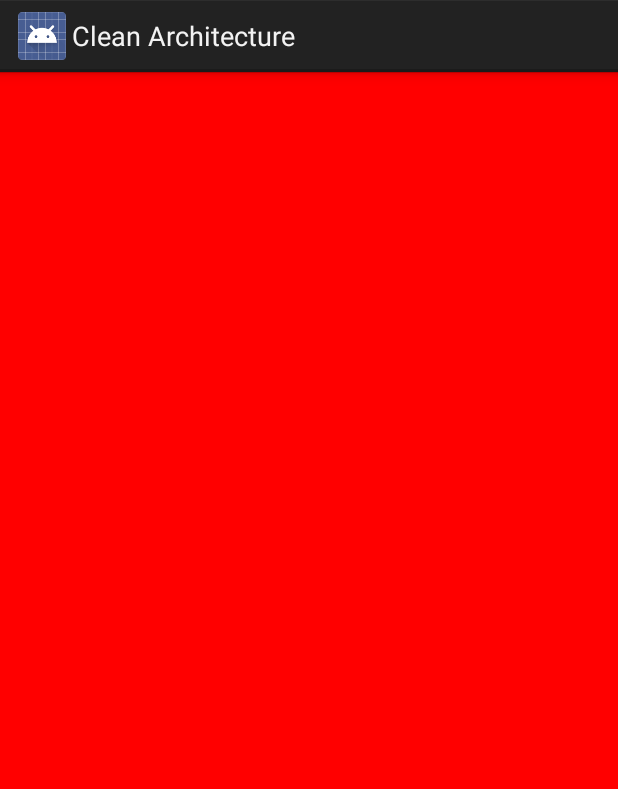
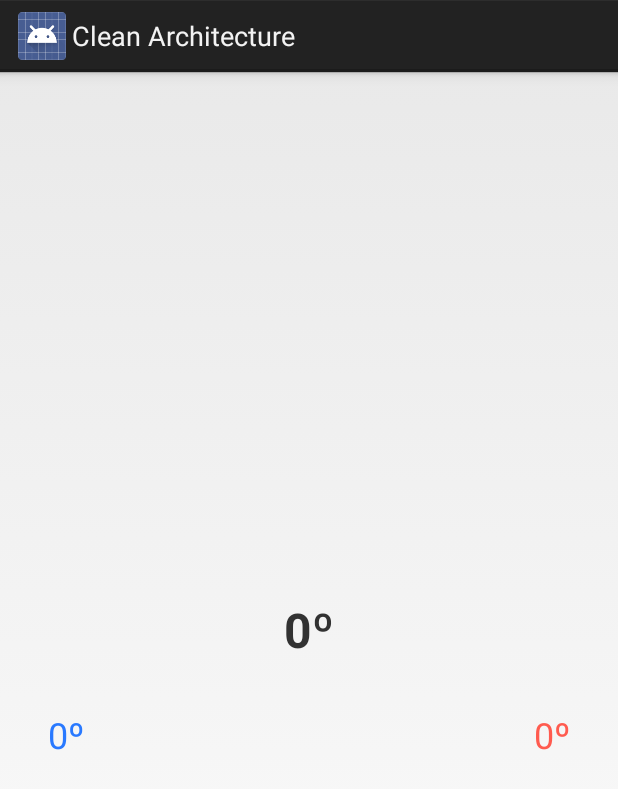
Before and after one commit to ppicas/android-clean-architecture-mvp, an Android app: the fragment CityCurrentWeatherFragment shown on its own in the app's theme, on a phone screen of 412 x 824 dp. Shown: the top 789 px of the screen. Run offline under Robolectric (Android 15) with nearby library versions, the phone set to English and light mode, and no system bars; 2 statements that could not run were skipped.

Commit message:
Adding city details screen

```diff
--- a/app/src/main/java/cat/ppicas/cleanarch/ui/fragment/CityCurrentWeatherFragment.java
+++ b/app/src/main/java/cat/ppicas/cleanarch/ui/fragment/CityCurrentWeatherFragment.java
@@ -1,47 +1,81 @@
 package cat.ppicas.cleanarch.ui.fragment;
 
 import android.app.Fragment;
-import android.graphics.Color;
 import android.os.Bundle;
 import android.support.annotation.Nullable;
 import android.view.LayoutInflater;
 import android.view.View;
 import android.view.ViewGroup;
+import android.widget.TextView;
 
+import cat.ppicas.cleanarch.R;
 import cat.ppicas.cleanarch.ui.presenter.CityCurrentWeatherPresenter;
+import cat.ppicas.cleanarch.ui.presenter.CityDetailPresenter;
 import cat.ppicas.cleanarch.ui.presenter.PresenterHolder;
 import cat.ppicas.cleanarch.ui.view.CityCurrentWeatherView;
 
+import static cat.ppicas.cleanarch.ui.fragment.CityDetailFragment.CityDetailFragmentProvider;
+
 public class CityCurrentWeatherFragment extends Fragment implements CityCurrentWeatherView {
+
+    private CityCurrentWeatherPresenter mPresenter;
+
+    private TextView mCurrent;
+    private TextView mMin;
+    private TextView mMax;
+
+    @Override
+    public void onCreate(Bundle savedInstanceState) {
+        super.onCreate(savedInstanceState);
+        mPresenter = ((PresenterHolder) getActivity()).getOrCreatePresenter(this);
+    }
 
     @Nullable
     @Override
     public View onCreateView(LayoutInflater inflater, ViewGroup container, Bundle state) {
-        View view = new View(getActivity());
-        view.setBackgroundColor(Color.RED);
+        View view = inflater.inflate(R.layout.fragment_city_current_weather, container, false);
+
+        mCurrent = (TextView) view.findViewById(R.id.city_current_weather__current);
+        mMin = (TextView) view.findViewById(R.id.city_current_weather__min);
+        mMax = (TextView) view.findViewById(R.id.city_current_weather__max);
+
         return view;
     }
 
     @Override
-    public void setCurrentTemp(double currentWeather) {
-
+    public void onActivityCreated(Bundle savedInstanceState) {
+        super.onActivityCreated(savedInstanceState);
+        mPresenter.bindView(this);
     }
 
     @Override
-    public void setMaxTemp(double currentWeather) {
-
+    public void onDestroy() {
+        super.onDestroy();
+        mPresenter.unbindView();
     }
 
     @Override
-    public void setMinTemp(double currentWeather) {
+    public void setCurrentTemp(double temp) {
+        mCurrent.setText(temp + "º");
+    }
 
+    @Override
+    public void setMaxTemp(double temp) {
+        mMax.setText(temp + "º");
+    }
+
+    @Override
+    public void setMinTemp(double temp) {
+        mMin.setText(temp + "º");
     }
 
     @Override
     public CityCurrentWeatherPresenter createPresenter() {
-        getFragmentManager().find
-        ((PresenterHolder) getActivity()).getOrCreatePresenter()
-        return new CityCurrentWeatherPresenter();
+        CityDetailFragment fragment = ((CityDetailFragmentProvider) getActivity())
+                .getCityDetailFragment();
+        CityDetailPresenter parentPresenter = ((PresenterHolder) getActivity())
+                .getOrCreatePresenter(fragment);
+        return new CityCurrentWeatherPresenter(parentPresenter);
     }
 
     @Override
--- a/app/src/main/java/cat/ppicas/cleanarch/ui/fragment/SearchCitiesFragment.java
+++ b/app/src/main/java/cat/ppicas/cleanarch/ui/fragment/SearchCitiesFragment.java
@@ -95,7 +95,7 @@ public class SearchCitiesFragment extends Fragment implements SearchCitiesView {
     @Override
     public void onActivityCreated(Bundle savedInstanceState) {
         super.onActivityCreated(savedInstanceState);
-        mPresenter.bindView(this, savedInstanceState != null);
+        mPresenter.bindView(this);
     }
 
     @Override
--- a/app/src/main/java/cat/ppicas/cleanarch/ui/presenter/CityCurrentWeatherPresenter.java
+++ b/app/src/main/java/cat/ppicas/cleanarch/ui/presenter/CityCurrentWeatherPresenter.java
@@ -13,8 +13,8 @@ public class CityCurrentWeatherPresenter extends Presenter<CityCurrentWeatherVie
     }
 
     @Override
-    public void bindView(final CityCurrentWeatherView view, boolean recreated) {
-        super.bindView(view, recreated);
+    public void bindView(final CityCurrentWeatherView view) {
+        super.bindView(view);
 
         mMasterPresenter.getCity(new CityDetailPresenter.GetCityCallback() {
             @Override
--- a/app/src/main/java/cat/ppicas/cleanarch/ui/presenter/Presenter.java
+++ b/app/src/main/java/cat/ppicas/cleanarch/ui/presenter/Presenter.java
@@ -12,7 +12,7 @@ public abstract class Presenter<T extends View<?>> {
         return mView;
     }
 
-    public void bindView(T view, boolean recreated) {
+    public void bindView(T view) {
         mView = view;
     }
 
--- a/app/src/main/java/cat/ppicas/cleanarch/ui/view/CityCurrentWeatherView.java
+++ b/app/src/main/java/cat/ppicas/cleanarch/ui/view/CityCurrentWeatherView.java
@@ -4,10 +4,10 @@ import cat.ppicas.cleanarch.ui.presenter.CityCurrentWeatherPresenter;
 
 public interface CityCurrentWeatherView extends View<CityCurrentWeatherPresenter> {
 
-    public void setCurrentTemp(double currentWeather);
+    public void setCurrentTemp(double temp);
 
-    public void setMaxTemp(double currentWeather);
+    public void setMaxTemp(double temp);
 
-    public void setMinTemp(double currentWeather);
+    public void setMinTemp(double temp);
 
 }
--- /dev/null
+++ b/app/src/main/res/layout/fragment_city_current_weather.xml
@@ -0,0 +1,45 @@
+<?xml version="1.0" encoding="utf-8"?>
+<RelativeLayout xmlns:android="http://schemas.android.com/apk/res/android"
+                xmlns:tools="http://schemas.android.com/tools"
+                android:layout_width="match_parent"
+                android:layout_height="match_parent"
+        >
+
+    <TextView
+            android:id="@+id/city_current_weather__current"
+            android:layout_width="wrap_content"
+            android:layout_height="wrap_content"
+            android:layout_centerVertical="true"
+            android:layout_centerHorizontal="true"
+            android:paddingBottom="32dp"
+            android:text="0º"
+            android:textSize="32sp"
+            android:textStyle="bold"
+            tools:ignore="HardcodedText"/>
+
+    <TextView
+            android:id="@+id/city_current_weather__min"
+            android:layout_width="wrap_content"
+            android:layout_height="wrap_content"
+            android:layout_below="@+id/city_current_weather__current"
+            android:layout_alignParentLeft="true"
+            android:layout_alignParentStart="true"
+            android:layout_marginLeft="32dp"
+            android:text="0º"
+            android:textSize="24sp"
+            android:textColor="#ff2979ff"
+            tools:ignore="HardcodedText,RtlHardcoded"/>
+
+    <TextView
+            android:id="@+id/city_current_weather__max"
+            android:layout_width="wrap_content"
+            android:layout_height="wrap_content"
+            android:layout_below="@+id/city_current_weather__current"
+            android:layout_alignParentRight="true"
+            android:layout_alignParentEnd="true"
+            android:layout_marginRight="32dp"
+            android:text="0º"
+            android:textSize="24sp"
+            android:textColor="#ffff5b4f"
+            tools:ignore="HardcodedText,RtlHardcoded"/>
+</RelativeLayout>
```
Also changed, not shown: app/src/main/java/cat/ppicas/cleanarch/ui/activity/CityDetailsActivity.java (+11 -1 lines), app/src/main/java/cat/ppicas/cleanarch/ui/fragment/CityDetailFragment.java (+34 -1 lines), app/src/main/java/cat/ppicas/cleanarch/ui/presenter/CityDetailPresenter.java (+10 -6 lines), app/src/main/java/cat/ppicas/cleanarch/ui/presenter/SearchCitiesPresenter.java (+6 -8 lines), core/src/main/java/cat/ppicas/cleanarch/task/GetCityTask.java (+6 -2 lines).
